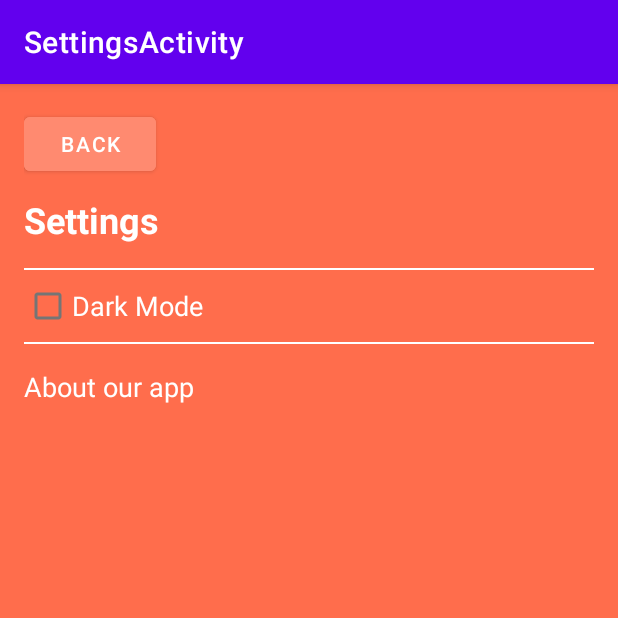
After one commit to bropeter8/OutfitPicker, an Android app: the SettingsActivity screen opened directly, with no data from a screen before it, on a phone screen of 412 x 824 dp, the top half of it. The commit adds this screen. Run offline under Robolectric (Android 15) with nearby library versions, the light colour scheme and no system bars.

Commit message:
Settings Activity

```diff
--- a/app/build.gradle.kts
+++ b/app/build.gradle.kts
@@ -41,6 +41,7 @@ dependencies {
     implementation("androidx.appcompat:appcompat:1.7.0")
     implementation("com.google.android.material:material:1.12.0")
     implementation("androidx.constraintlayout:constraintlayout:2.1.4")
+    implementation("androidx.preference:preference:1.2.0")
     testImplementation("junit:junit:4.13.2")
     androidTestImplementation("androidx.test.ext:junit:1.1.5")
     androidTestImplementation("androidx.test.espresso:espresso-core:3.5.1")
--- a/app/src/main/java/si/uni_lj/fe/tnuv/outfitpicker2/ClosetFragment.java
+++ b/app/src/main/java/si/uni_lj/fe/tnuv/outfitpicker2/ClosetFragment.java
@@ -47,7 +47,7 @@ public class ClosetFragment extends Fragment {
         updateButtonStyles();
 
         // Clear old SharedPreferences data (only call this once, you can comment it out after the first run)
-        // ImageStorageUtil.clearOldData(requireContext());
+        ImageStorageUtil.clearOldData(requireContext());
 
         // Retrieve stored image paths using ImageStorageUtil
         clothingItems = ImageStorageUtil.getClothingItems(requireContext());
--- /dev/null
+++ b/app/src/main/java/si/uni_lj/fe/tnuv/outfitpicker2/SettingsActivity.java
@@ -0,0 +1,73 @@
+package si.uni_lj.fe.tnuv.outfitpicker2;
+
+import android.content.Intent;
+import android.content.SharedPreferences;
+import android.os.Bundle;
+import android.view.View;
+import android.widget.Button;
+import android.widget.CheckBox;
+import android.widget.TextView;
+
+import androidx.annotation.Nullable;
+import androidx.appcompat.app.AppCompatActivity;
+import androidx.appcompat.app.AppCompatDelegate;
+
+public class SettingsActivity extends AppCompatActivity {
+
+    private SharedPreferences sharedPreferences;
+    private CheckBox darkModeToggle;
+
+    @Override
+    protected void onCreate(@Nullable Bundle savedInstanceState) {
+        super.onCreate(savedInstanceState);
+        setContentView(R.layout.settings_activity);
+
+        // Initialize SharedPreferences
+        sharedPreferences = getSharedPreferences("settings", MODE_PRIVATE);
+
+        // Initialize UI elements
+        darkModeToggle = findViewById(R.id.dark_mode);
+        Button backButton = findViewById(R.id.back_button);
+
+        // Load current settings
+        boolean isDarkModeOn = sharedPreferences.getBoolean("dark_mode", false);
+        darkModeToggle.setChecked(isDarkModeOn);
+
+        // Dark Mode Toggle listener
+        darkModeToggle.setOnCheckedChangeListener((buttonView, isChecked) -> {
+            // Save the state in SharedPreferences
+            SharedPreferences.Editor editor = sharedPreferences.edit();
+            editor.putBoolean("dark_mode", isChecked);
+            editor.apply();
+
+            // Apply the selected theme
+            if (isChecked) {
+                AppCompatDelegate.setDefaultNightMode(AppCompatDelegate.MODE_NIGHT_YES);
+            } else {
+                AppCompatDelegate.setDefaultNightMode(AppCompatDelegate.MODE_NIGHT_NO);
+            }
+        });
+
+        // Back Button click listener
+        backButton.setOnClickListener(new View.OnClickListener() {
+            @Override
+            public void onClick(View v) {
+                onBackPressed(); // Go back to the previous activity
+            }
+        });
+
+        // About Button click listener
+        TextView aboutButton = findViewById(R.id.about_button);
+        aboutButton.setOnClickListener(new View.OnClickListener() {
+            @Override
+            public void onClick(View v) {
+                openAboutActivity();
+            }
+        });
+    }
+
+    private void openAboutActivity() {
+        Intent intent = new Intent(SettingsActivity.this, AboutActivity.class);
+        startActivity(intent);
+    }
+}
--- /dev/null
+++ b/app/src/main/res/layout/settings_activity.xml
@@ -0,0 +1,56 @@
+<!-- activity_settings.xml -->
+<LinearLayout xmlns:android="http://schemas.android.com/apk/res/android"
+    android:layout_width="match_parent"
+    android:layout_height="match_parent"
+    android:orientation="vertical"
+    android:padding="16dp"
+    android:background="@color/main_color">
+
+    <Button
+        android:id="@+id/back_button"
+        android:layout_width="wrap_content"
+        android:layout_height="wrap_content"
+        android:backgroundTint="@color/lighter_main_color"
+        android:text="Back"/>
+
+    <TextView
+        android:id="@+id/settings_title"
+        android:layout_width="wrap_content"
+        android:layout_height="wrap_content"
+        android:text="Settings"
+        android:textSize="24sp"
+        android:textColor="@color/white"
+        android:textStyle="bold"
+        android:layout_marginTop="10dp"/>
+
+    <TextView
+        android:layout_width="match_parent"
+        android:layout_height="1dp"
+        android:background="@color/white"
+        android:layout_marginTop="16dp" />
+
+    <CheckBox
+        android:id="@+id/dark_mode"
+        android:layout_width="wrap_content"
+        android:layout_height="wrap_content"
+        android:textColor="@color/white"
+        android:textSize="18sp"
+        android:text="Dark Mode"/>
+
+    <TextView
+        android:layout_width="match_parent"
+        android:layout_height="1dp"
+        android:background="@color/white"
+        android:layout_marginBottom="16dp" />
+
+    <TextView
+        android:id="@+id/about_button"
+        android:layout_width="wrap_content"
+        android:layout_height="wrap_content"
+        android:text="@string/about_app_description"
+        android:textColor="@color/white"
+        android:textSize="18sp"
+        android:clickable="true"
+        android:onClick="openAboutActivity"/>
+
+</LinearLayout>
```
Also changed, not shown: app/src/main/AndroidManifest.xml (+17 -7 lines), app/src/main/java/si/uni_lj/fe/tnuv/outfitpicker2/AboutActivity.java (added, +28 -0 lines), app/src/main/java/si/uni_lj/fe/tnuv/outfitpicker2/ProfileFragment.java (+14 -1 lines), app/src/main/res/layout/activity_about.xml (added, +36 -0 lines), app/src/main/res/layout/fragment_profile.xml (+12 -2 lines), app/src/main/res/values/strings.xml (+20 -0 lines).
